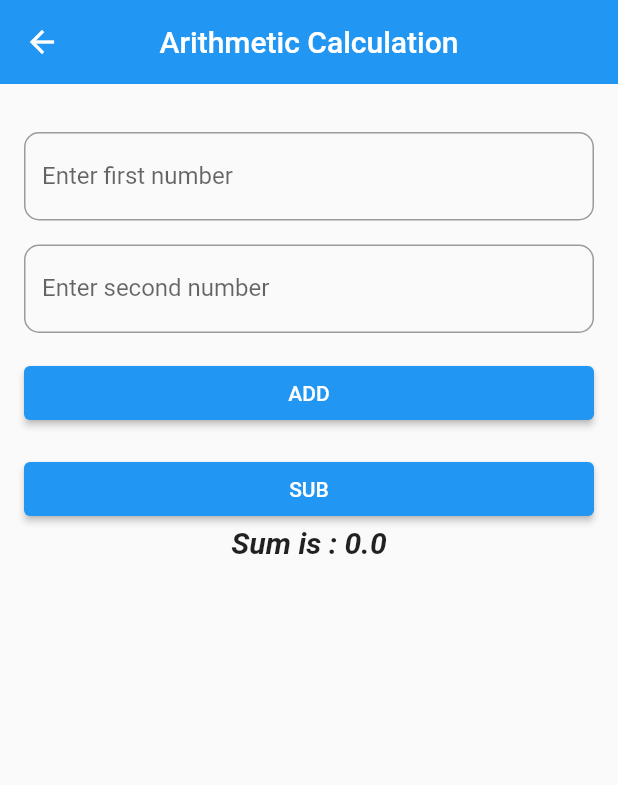
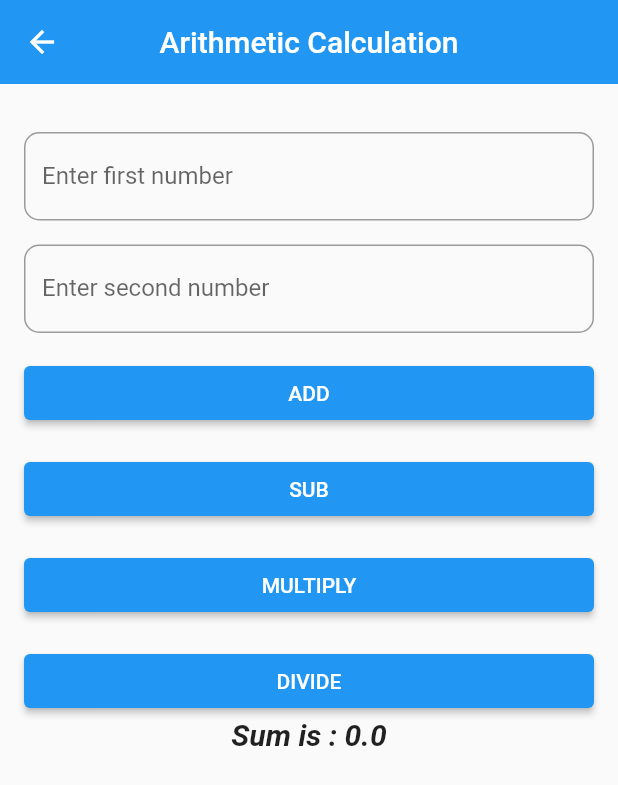
Before and after one commit to sanjiv576/flutter_apps, a Flutter app: the ArithmeticView screen opened by its route, after a tap on "SUB", on a phone screen of 412 x 824 dp. Shown: the top 785 px of the screen. Run offline on Flutter 3.47's test engine with Material 2 defaults, Android fonts, the phone set to English and light mode, and no system bars.

Commit message:
add operations

```diff
--- a/flutter_app/lib/view/arithmetic_view.dart
+++ b/flutter_app/lib/view/arithmetic_view.dart
@@ -9,17 +9,50 @@ class ArithmeticView extends StatefulWidget {
 }
 
 class _ArithmeticViewState extends State<ArithmeticView> {
-  //
-  Arithmetic arithmetic = Arithmetic();
-
   double firstNum = 0;
   double secondNum = 0;
   double result = 0;
+
+// late initialization which means I will initialize whenever I need it
+  late Arithmetic arithmetic;
+
+  void _sub() {
+    // initialized outside of the setState beacause setState rebuilds the UI
+    arithmetic = Arithmetic();
+    setState(() {
+      result =
+          arithmetic.subtract(firstNumber: firstNum, secondNumber: secondNum);
+    });
+  }
+
+  void _add() {
+     arithmetic = Arithmetic();
+    setState(() {
+      result = arithmetic.add(firstNumber: firstNum, secondNumber: secondNum);
+    });
+  }
+
+  void _multiply() {
+     arithmetic = Arithmetic();
+    setState(() {
+      result =
+          arithmetic.multiply(firstNumber: firstNum, secondNumber: secondNum);
+    });
+  }
+
+  void _divide() {
+     arithmetic = Arithmetic();
+    setState(() {
+      result =
+          arithmetic.divide(firstNumber: firstNum, secondNumber: secondNum);
+    });
+  }
+
   @override
   Widget build(BuildContext context) {
     return Scaffold(
       appBar: AppBar(
-        title: Text('Arithmetic Calculation'),
+        title: const Text('Arithmetic Calculation'),
         centerTitle: true,
         elevation: 0.0,
       ),
@@ -29,7 +62,7 @@ class _ArithmeticViewState extends State<ArithmeticView> {
             padding: const EdgeInsets.all(16.0),
             child: Column(
               children: [
-                SizedBox(
+                const SizedBox(
                   height: 16.0,
                 ),
                 TextField(
@@ -43,7 +76,7 @@ class _ArithmeticViewState extends State<ArithmeticView> {
                     ),
                   ),
                 ),
-                SizedBox(
+                const SizedBox(
                   height: 16.0,
                 ),
                 TextField(
@@ -57,37 +90,57 @@ class _ArithmeticViewState extends State<ArithmeticView> {
                     ),
                   ),
                 ),
-                SizedBox(
+                const SizedBox(
                   height: 16.0,
                 ),
                 SizedBox(
                   width: double.infinity,
                   child: ElevatedButton(
                     onPressed: () {
-                      setState(() {
-                        result = arithmetic.add(firstNumber: firstNum, secondNumber: secondNum);
-                      });
+                      _add();
                     },
-                    child: Text('ADD'),
+                    child: const Text('ADD'),
                   ),
                 ),
-                SizedBox(
+                const SizedBox(
                   height: 16.0,
                 ),
                 SizedBox(
                   width: double.infinity,
                   child: ElevatedButton(
                     onPressed: () {
-                      setState(() {
-                        result = arithmetic.subtract(firstNumber: firstNum, secondNumber: secondNum);
-                      });
+                      _sub();
                     },
-                    child: Text('SUB'),
+                    child: const Text('SUB'),
+                  ),
+                ),
+                const SizedBox(
+                  height: 16.0,
+                ),
+                SizedBox(
+                  width: double.infinity,
+                  child: ElevatedButton(
+                    onPressed: () {
+                      _multiply();
+                    },
+                    child: const Text('MULTIPLY'),
+                  ),
+                ),
+                const SizedBox(
+                  height: 16.0,
+                ),
+                SizedBox(
+                  width: double.infinity,
+                  child: ElevatedButton(
+                    onPressed: () {
+                      _divide();
+                    },
+                    child: const Text('DIVIDE'),
                   ),
                 ),
                 Text(
                   'Sum is : $result',
-                  style: TextStyle(
+                  style: const TextStyle(
                       fontSize: 20,
                       fontStyle: FontStyle.italic,
                       fontWeight: FontWeight.bold),
```
